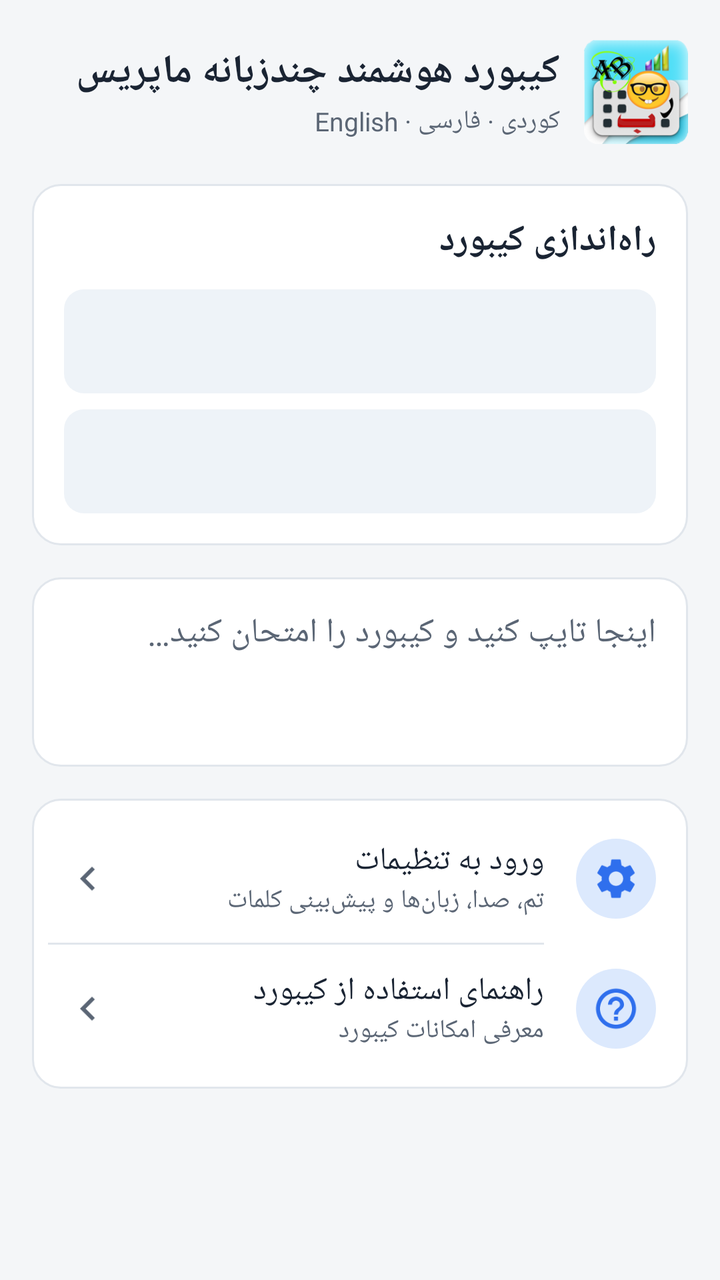
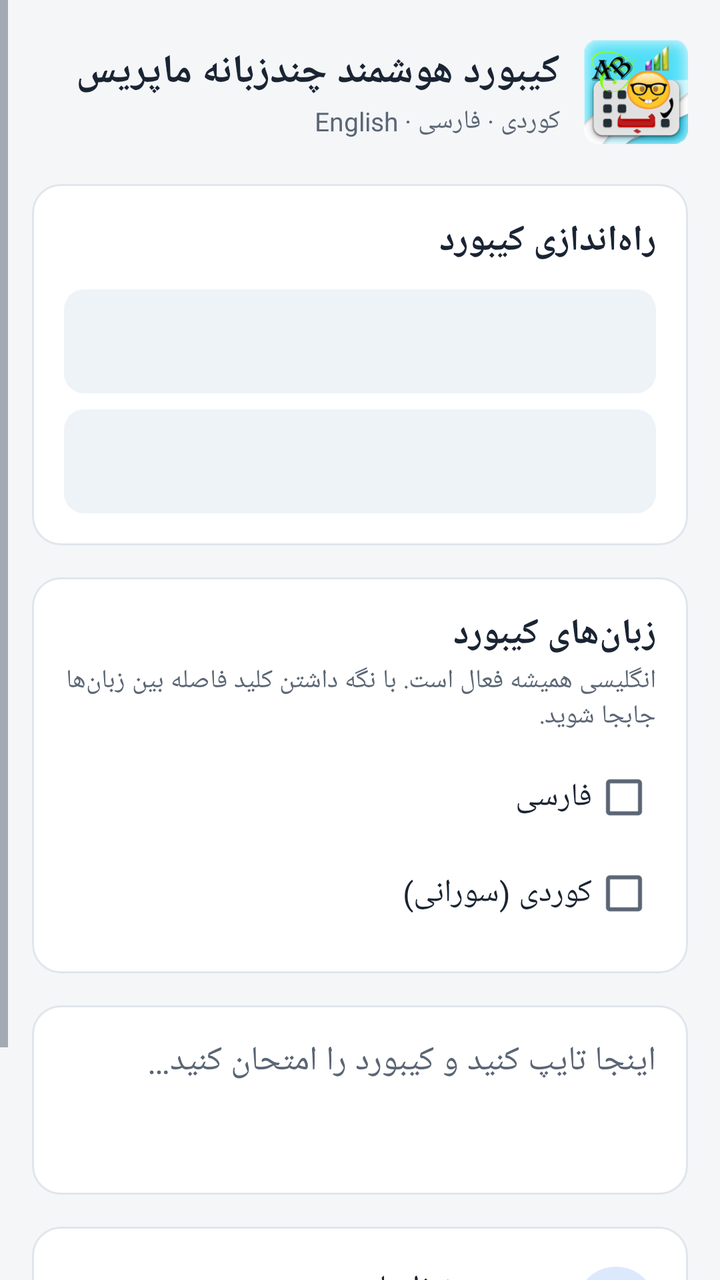

The first picture is an Android layout as it rendered before a commit; the second is the same layout after the commit. The layout source and the unified diff follow.
<!-- AndroidManifest.xml: activity theme AppTheme.NoActionBar -->
<!-- res/layout/activity_main.xml -->
<?xml version="1.0" encoding="utf-8"?>
<ScrollView xmlns:android="http://schemas.android.com/apk/res/android"
    xmlns:tools="http://schemas.android.com/tools"
    android:layout_width="match_parent"
    android:layout_height="match_parent"
    android:background="@color/kk_bg"
    android:fillViewport="true"
    android:fitsSystemWindows="true"
    android:layoutDirection="rtl">

    <LinearLayout
        android:layout_width="match_parent"
        android:layout_height="wrap_content"
        android:orientation="vertical"
        android:paddingStart="16dp"
        android:paddingTop="20dp"
        android:paddingEnd="16dp"
        android:paddingBottom="24dp"
        tools:context="com.kurdikeyboard.MainActivity">

        
        <LinearLayout
            android:layout_width="match_parent"
            android:layout_height="wrap_content"
            android:gravity="center_vertical"
            android:orientation="horizontal">

            <ImageView
                android:layout_width="52dp"
                android:layout_height="52dp"
                android:contentDescription="@null"
                android:src="@drawable/ic_launcher" />

            <LinearLayout
                android:layout_width="0dp"
                android:layout_height="wrap_content"
                android:layout_marginStart="12dp"
                android:layout_weight="1"
                android:orientation="vertical">

                <TextView
                    android:layout_width="wrap_content"
                    android:layout_height="wrap_content"
                    android:text="@string/app_name"
                    android:textColor="@color/kk_text"
                    android:textSize="20sp"
                    android:textStyle="bold" />

                <TextView
                    android:layout_width="wrap_content"
                    android:layout_height="wrap_content"
                    android:layout_marginTop="2dp"
                    android:text="@string/home_subtitle"
                    style="@style/KK.Caption" />
            </LinearLayout>
        </LinearLayout>

        
        <LinearLayout
            android:id="@+id/setupCard"
            android:layout_width="match_parent"
            android:layout_height="wrap_content"
            android:layout_marginTop="20dp"
            android:background="@drawable/card_background"
            android:orientation="vertical"
            android:padding="16dp">

            <TextView
                android:layout_width="match_parent"
                android:layout_height="wrap_content"
                android:text="@string/setup_title"
                style="@style/KK.Title" />

            <TextView
                android:id="@+id/stepEnable"
                android:layout_width="match_parent"
                android:layout_height="wrap_content"
                android:layout_marginTop="12dp"
                android:background="@drawable/step_background"
                android:gravity="center_vertical|start"
                android:minHeight="52dp"
                android:onClick="onClick"
                android:paddingStart="14dp"
                android:paddingEnd="14dp"
                android:textColor="@color/kk_text"
                android:textSize="16sp" />

            <TextView
                android:id="@+id/stepSelect"
                android:layout_width="match_parent"
                android:layout_height="wrap_content"
                android:layout_marginTop="8dp"
                android:background="@drawable/step_background"
                android:gravity="center_vertical|start"
                android:minHeight="52dp"
                android:onClick="onClick"
                android:paddingStart="14dp"
                android:paddingEnd="14dp"
                android:textColor="@color/kk_text"
                android:textSize="16sp" />
        </LinearLayout>

        
        <EditText
            android:id="@+id/tryField"
            android:layout_width="match_parent"
            android:layout_height="wrap_content"
            android:layout_marginTop="16dp"
            android:background="@drawable/card_background"
            android:gravity="top|start"
            android:hint="@string/try_hint"
            android:inputType="textMultiLine|textCapSentences"
            android:minLines="3"
            android:padding="16dp"
            android:textColor="@color/kk_text"
            android:textColorHint="@color/kk_text_secondary"
            android:textSize="17sp" />

        
        <LinearLayout
            android:layout_width="match_parent"
            android:layout_height="wrap_content"
            android:layout_marginTop="16dp"
            android:background="@drawable/card_background"
            android:orientation="vertical"
            android:padding="8dp">

            <LinearLayout
                android:id="@+id/buttonactivationIME"
                style="@style/KK.MenuRow"
                android:onClick="onClick">

                <ImageView
                    style="@style/KK.MenuIcon"
                    android:src="@drawable/ic_kk_settings" />

                <LinearLayout
                    android:layout_width="0dp"
                    android:layout_height="wrap_content"
                    android:layout_weight="1"
                    android:orientation="vertical">

                    <TextView
                        style="@style/KK.Body"
                        android:layout_width="wrap_content"
                        android:layout_height="wrap_content"
                        android:text="@string/open_settings" />

                    <TextView
                        style="@style/KK.Caption"
                        android:layout_width="wrap_content"
                        android:layout_height="wrap_content"
                        android:text="@string/home_settings_summary" />
                </LinearLayout>

                <ImageView
                    style="@style/KK.MenuChevron" />
            </LinearLayout>

            <View
                android:layout_width="match_parent"
                android:layout_height="1dp"
                android:layout_marginStart="64dp"
                android:background="@color/kk_stroke" />

            <LinearLayout
                android:id="@+id/buttonGuid"
                style="@style/KK.MenuRow"
                android:onClick="onClick">

                <ImageView
                    style="@style/KK.MenuIcon"
                    android:src="@drawable/ic_kk_help" />

                <LinearLayout
                    android:layout_width="0dp"
                    android:layout_height="wrap_content"
                    android:layout_weight="1"
                    android:orientation="vertical">

                    <TextView
                        style="@style/KK.Body"
                        android:layout_width="wrap_content"
                        android:layout_height="wrap_content"
                        android:text="@string/textbuttonguid" />

                    <TextView
                        style="@style/KK.Caption"
                        android:layout_width="wrap_content"
                        android:layout_height="wrap_content"
                        android:text="@string/home_guide_summary" />
                </LinearLayout>

                <ImageView
                    style="@style/KK.MenuChevron" />
            </LinearLayout>
        </LinearLayout>
    </LinearLayout>
</ScrollView>
<!-- resources referenced by this layout -->
<resources>
  <color name="kk_bg">#F4F6F8</color>
  <color name="kk_stroke">#E1E6EC</color>
  <color name="kk_text">#1A2433</color>
  <color name="kk_text_secondary">#5B6675</color>
  <!-- drawable card_background (drawable) -->
  <?xml version="1.0" encoding="utf-8"?>
  <shape xmlns:android="http://schemas.android.com/apk/res/android" android:shape="rectangle">
      <solid android:color="#FFFFFF" />
      <corners android:radius="14dp" />
      <stroke android:width="1dp" android:color="#E1E6EC" />
  </shape>
  <string name="app_name">
          کیبورد هوشمند چندزبانه ماپریس
      </string>
  <string name="home_guide_summary">معرفی امکانات کیبورد</string>
  <string name="home_settings_summary">تم، صدا، زبان‌ها و پیش‌بینی کلمات</string>
  <string name="home_subtitle">کوردی · فارسی · English</string>
  <string name="open_settings">ورود به تنظیمات</string>
  <string name="setup_title">راه‌اندازی کیبورد</string>
  <string name="textbuttonguid">راهنمای استفاده از کیبورد</string>
  <string name="try_hint">اینجا تایپ کنید و کیبورد را امتحان کنید…</string>
  <style name="KK.Body">
          <item name="android:textColor">@color/kk_text</item>
          <item name="android:textSize">16sp</item>
      </style>
  <style name="KK.Caption">
          <item name="android:textColor">@color/kk_text_secondary</item>
          <item name="android:textSize">13sp</item>
      </style>
  <style name="KK.MenuChevron">
          <item name="android:layout_width">24dp</item>
          <item name="android:layout_height">24dp</item>
          <item name="android:src">@drawable/ic_kk_right</item>
          <item name="android:tint">@color/kk_text_secondary</item>
          <item name="android:contentDescription">@null</item>
      </style>
  <style name="KK.MenuIcon">
          <item name="android:layout_width">40dp</item>
          <item name="android:layout_height">40dp</item>
          <item name="android:layout_marginEnd">16dp</item>
          <item name="android:padding">8dp</item>
          <item name="android:background">@drawable/kk_icon_circle</item>
          <item name="android:tint">@color/kk_primary</item>
          <item name="android:contentDescription">@null</item>
      </style>
  <style name="KK.Title">
          <item name="android:textColor">@color/kk_text</item>
          <item name="android:textSize">18sp</item>
          <item name="android:textStyle">bold</item>
      </style>
  <style name="AppTheme.NoActionBar">
          <item name="android:windowActionBar">false</item>
          <item name="android:windowNoTitle">true</item>
      </style>
  <!-- drawable ic_kk_right (drawable) -->
  <?xml version="1.0" encoding="utf-8"?>
  
  <vector xmlns:android="http://schemas.android.com/apk/res/android"
      android:width="24dp" android:height="24dp"
      android:viewportWidth="24" android:viewportHeight="24" android:autoMirrored="true"
      android:tint="?android:attr/colorControlNormal">
      <path android:fillColor="@android:color/white" android:pathData="M10,6L8.59,7.41 13.17,12l-4.58,4.59L10,18l6,-6z" />
  </vector>
  <!-- drawable kk_icon_circle (drawable) -->
  <?xml version="1.0" encoding="utf-8"?>
  
  <shape xmlns:android="http://schemas.android.com/apk/res/android" android:shape="oval">
      <solid android:color="@color/kk_primary_soft" />
  </shape>
  <color name="kk_primary">#2F6FED</color>
  <!-- drawable kk_menu_row (drawable) -->
  <?xml version="1.0" encoding="utf-8"?>
  
  <ripple xmlns:android="http://schemas.android.com/apk/res/android" android:color="#1A2F6FED">
      <item android:id="@android:id/mask"><shape android:shape="rectangle"><solid android:color="#FFFFFFFF" /><corners android:radius="10dp" /></shape></item>
  </ripple>
  <color name="kk_primary_soft">#DCE9FD</color>
  <!-- unchanged entries left out for length: 5 -->
</resources>

<!-- the commit's change to res/layout/activity_main.xml (unified diff, before → after) -->
@@ -1,4 +1,5 @@
 <?xml version="1.0" encoding="utf-8"?>
+
 <ScrollView xmlns:android="http://schemas.android.com/apk/res/android"
     xmlns:tools="http://schemas.android.com/tools"
     android:layout_width="match_parent"
@@ -101,6 +102,48 @@
         </LinearLayout>
 
         
+        <LinearLayout
+            android:layout_width="match_parent"
+            android:layout_height="wrap_content"
+            android:layout_marginTop="16dp"
+            android:background="@drawable/card_background"
+            android:orientation="vertical"
+            android:padding="16dp">
+
+            <TextView
+                style="@style/KK.Title"
+                android:layout_width="match_parent"
+                android:layout_height="wrap_content"
+                android:text="@string/home_languages_title" />
+
+            <TextView
+                style="@style/KK.Caption"
+                android:layout_width="match_parent"
+                android:layout_height="wrap_content"
+                android:layout_marginTop="2dp"
+                android:text="@string/home_languages_summary" />
+
+            <CheckBox
+                android:id="@+id/langPersian"
+                android:layout_width="match_parent"
+                android:layout_height="wrap_content"
+                android:layout_marginTop="8dp"
+                android:minHeight="48dp"
+                android:text="@string/lang_persian"
+                android:textColor="@color/kk_text"
+                android:textSize="16sp" />
+
+            <CheckBox
+                android:id="@+id/langKurdish"
+                android:layout_width="match_parent"
+                android:layout_height="wrap_content"
+                android:minHeight="48dp"
+                android:text="@string/lang_kurdish"
+                android:textColor="@color/kk_text"
+                android:textSize="16sp" />
+        </LinearLayout>
+
+        
         <EditText
             android:id="@+id/tryField"
             android:layout_width="match_parent"
<!-- resource entries referenced after the edit -->
@@ -15,8 +15,12 @@
           کیبورد هوشمند چندزبانه ماپریس
       </string>
   <string name="home_guide_summary">معرفی امکانات کیبورد</string>
+  <string name="home_languages_summary">انگلیسی همیشه فعال است. با نگه داشتن کلید فاصله بین زبان‌ها جابجا شوید.</string>
+  <string name="home_languages_title">زبان‌های کیبورد</string>
   <string name="home_settings_summary">تم، صدا، زبان‌ها و پیش‌بینی کلمات</string>
   <string name="home_subtitle">کوردی · فارسی · English</string>
+  <string name="lang_kurdish">کوردی (سورانی)</string>
+  <string name="lang_persian">فارسی</string>
   <string name="open_settings">ورود به تنظیمات</string>
   <string name="setup_title">راه‌اندازی کیبورد</string>
   <string name="textbuttonguid">راهنمای استفاده از کیبورد</string>
